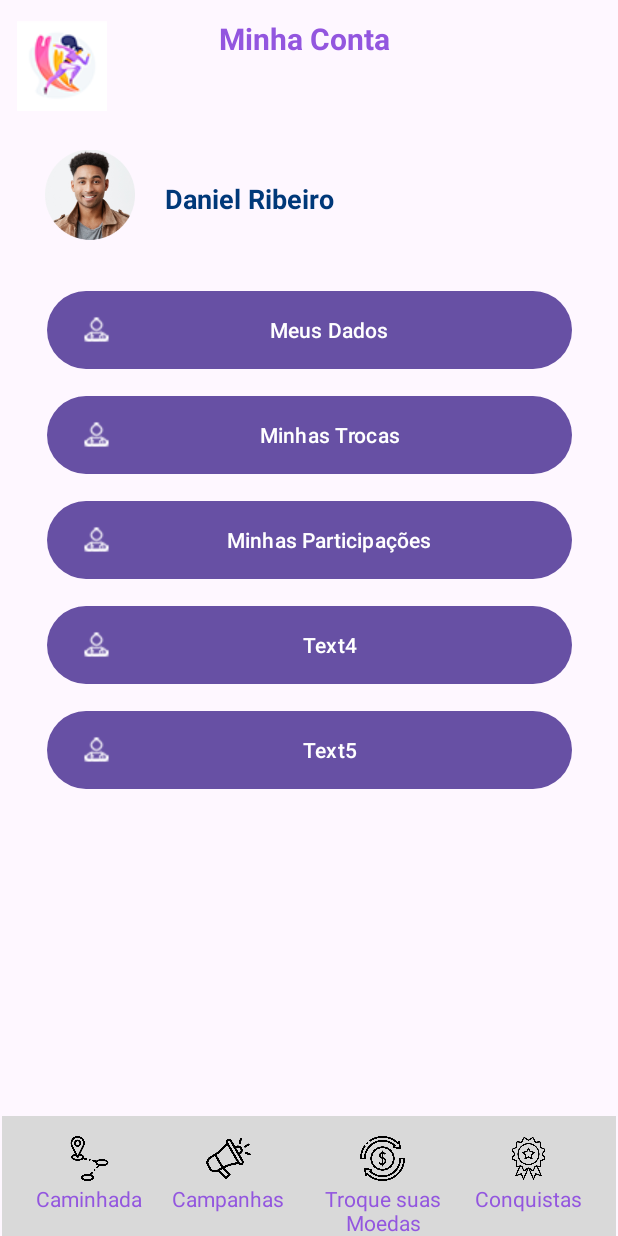
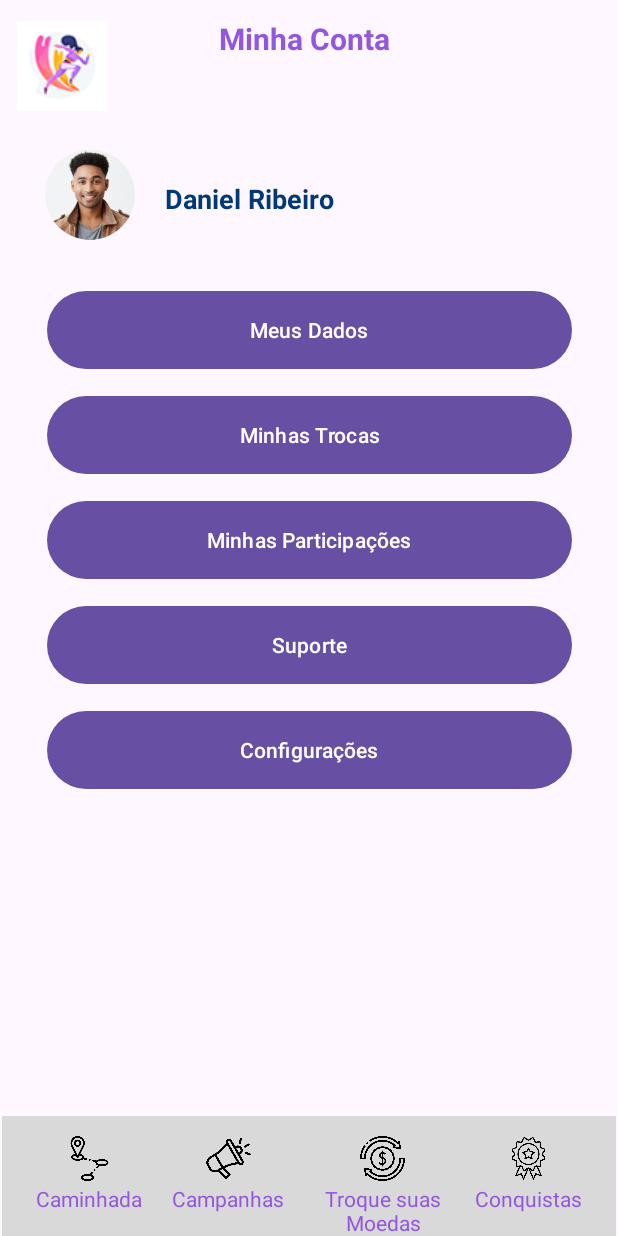
Before and after one commit to linesayuri/FIAPAtividadeESG, an Android app: the TelaMinhaConta screen opened directly, with no data from a screen before it, on a phone screen of 412 x 824 dp. Run offline under Robolectric (Android 15) with nearby library versions, the phone set to English and light mode, and no system bars.

Commit message:
revisão 2

```diff
--- a/app/src/main/res/layout/tela_minhaconta.xml
+++ b/app/src/main/res/layout/tela_minhaconta.xml
@@ -30,7 +30,6 @@
         android:layout_marginTop="30dp"
         android:layout_marginEnd="30dp"
         android:text="@string/minhacontatext1"
-        app:icon="@drawable/icon_telemedicinaespecialidades"
         app:layout_constraintEnd_toEndOf="parent"
         app:layout_constraintStart_toStartOf="parent"
         app:layout_constraintTop_toBottomOf="@+id/imageView8" />
@@ -40,7 +39,6 @@
         android:layout_height="60dp"
         android:layout_marginTop="10dp"
         android:text="@string/minhacontatext5"
-        app:icon="@drawable/icon_telemedicinaespecialidades"
         app:layout_constraintEnd_toEndOf="@+id/button4"
         app:layout_constraintStart_toStartOf="@+id/button4"
         app:layout_constraintTop_toBottomOf="@+id/button4" />
@@ -51,7 +49,6 @@
         android:layout_height="60dp"
         android:layout_marginTop="10dp"
         android:text="@string/minhacontatext4"
-        app:icon="@drawable/icon_telemedicinaespecialidades"
         app:layout_constraintEnd_toEndOf="@+id/btn_minhasparticipacoes"
         app:layout_constraintStart_toStartOf="@+id/btn_minhasparticipacoes"
         app:layout_constraintTop_toBottomOf="@+id/btn_minhasparticipacoes" />
@@ -62,7 +59,6 @@
         android:layout_height="60dp"
         android:layout_marginTop="10dp"
         android:text="@string/minhacontatext3"
-        app:icon="@drawable/icon_telemedicinaespecialidades"
         app:layout_constraintEnd_toEndOf="@+id/btn_minhastrocas"
         app:layout_constraintStart_toStartOf="@+id/btn_minhastrocas"
         app:layout_constraintTop_toBottomOf="@+id/btn_minhastrocas" />
@@ -74,7 +70,6 @@
         android:layout_gravity="center"
         android:layout_marginTop="10dp"
         android:text="@string/minhacontatext2"
-        app:icon="@drawable/icon_telemedicinaespecialidades"
         app:layout_constraintEnd_toEndOf="@+id/btn_meusdados"
         app:layout_constraintStart_toStartOf="@+id/btn_meusdados"
         app:layout_constraintTop_toBottomOf="@+id/btn_meusdados" />
--- a/app/src/main/res/values/strings.xml
+++ b/app/src/main/res/values/strings.xml
@@ -23,8 +23,8 @@
     <string name="minhacontatext1">Meus Dados</string>
     <string name="minhacontatext2">Minhas Trocas</string>
     <string name="minhacontatext3">Minhas Participações</string>
-    <string name="minhacontatext4">Text4</string>
-    <string name="minhacontatext5">Text5</string>
+    <string name="minhacontatext4">Suporte</string>
+    <string name="minhacontatext5">Configurações</string>
     <string name="minhacontatext6">Text6</string>
     <string name="meusdadostitle">Meus Dados</string>
     <string name="meusdadosnome">Nome</string>
```
